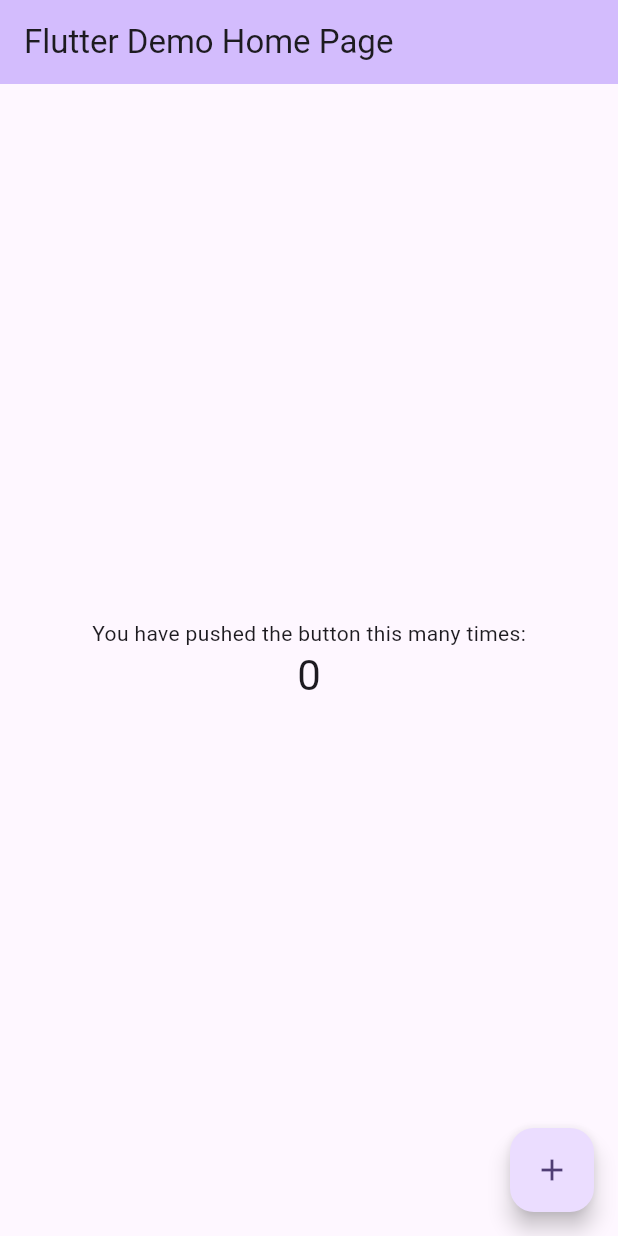
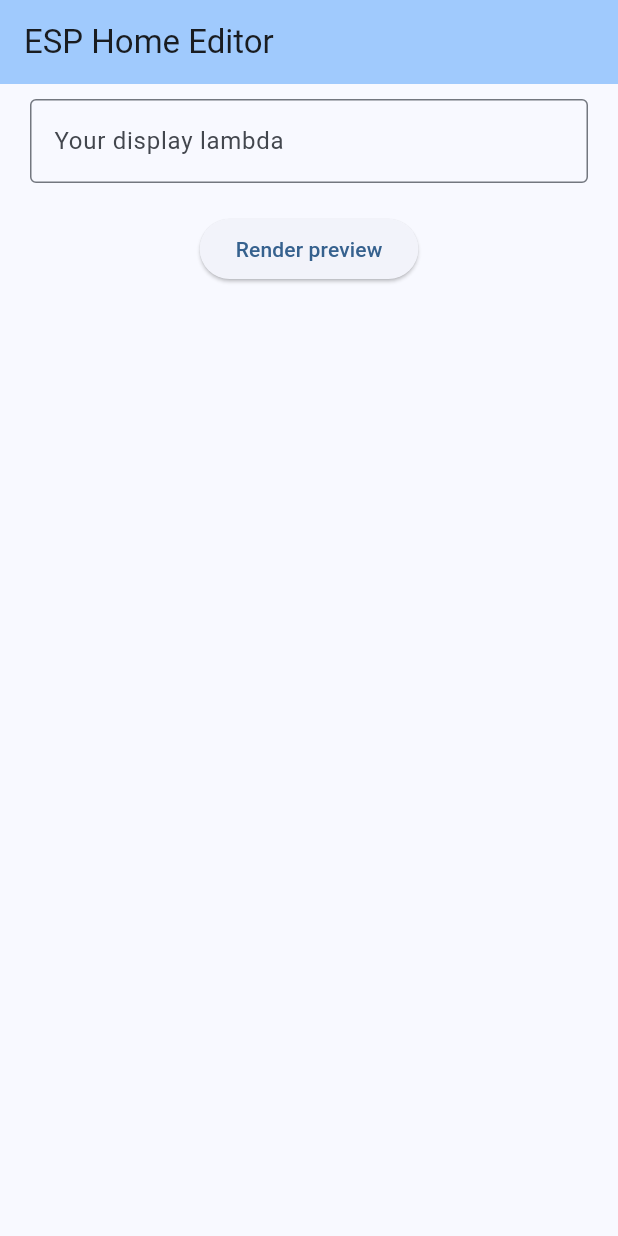
Before and after one commit to Writer-IT/esphome_display_editor, a Flutter app: the screen it shows after launch, on a phone screen of 412 x 824 dp. Run offline on Flutter 3.47's test engine with Material 3 defaults, Android fonts, the phone set to English and light mode, and no system bars.

Commit message:
Starting on the first parts for the renderer

```diff
--- /dev/null
+++ b/lib/esp_home_editor.dart
@@ -0,0 +1,52 @@
+import 'package:flutter/material.dart';
+
+class EspHomeEditor extends StatefulWidget {
+  const EspHomeEditor({super.key});
+
+  @override
+  State<EspHomeEditor> createState() => _EspHomeEditorState();
+}
+
+class _EspHomeEditorState extends State<EspHomeEditor> {
+  @override
+  Widget build(BuildContext context) {
+    final textController = TextEditingController();
+    return Scaffold(
+      appBar: AppBar(
+        backgroundColor: Theme.of(context).colorScheme.inversePrimary,
+        title: const Text('ESP Home Editor'),
+      ),
+      body: Center(
+        child: Row(
+          children: [
+            Expanded(
+              child: Column(
+                children: [
+                  Padding(
+                    padding: const EdgeInsets.fromLTRB(20, 10, 20, 10),
+                    child: TextField(
+                      controller: textController,
+                      keyboardType: TextInputType.multiline,
+                      maxLines: null,
+                      decoration: const InputDecoration(
+                        border: OutlineInputBorder(),
+                        hintText: 'Your display lambda',
+                      ),
+                    ),
+                  ),
+                  Padding(
+                    padding: const EdgeInsets.fromLTRB(20, 10, 20, 10),
+                    child: ElevatedButton(
+                      onPressed: () => setState(() {}),
+                      child: const Text('Render preview'),
+                    ),
+                  ),
+                ],
+              ),
+            ),
+          ],
+        ),
+      ),
+    );
+  }
+}
--- /dev/null
+++ b/lib/esp_home_renderer.dart
@@ -0,0 +1,6 @@
+import 'package:esphome_display_editor/objects/display_object.dart';
+import 'package:flutter/material.dart';
+
+class EspHomeRenderer extends StatelessWidget {
+  final List<DisplayObject> displayObjects;
+}
--- a/lib/main.dart
+++ b/lib/main.dart
@@ -1,125 +1,15 @@
+import 'package:esphome_display_editor/esp_home_editor.dart';
 import 'package:flutter/material.dart';
 
 void main() {
-  runApp(const MyApp());
-}
-
-class MyApp extends StatelessWidget {
-  const MyApp({super.key});
-
-  // This widget is the root of your application.
-  @override
-  Widget build(BuildContext context) {
-    return MaterialApp(
-      title: 'Flutter Demo',
+  runApp(
+    MaterialApp(
+      title: 'ESP Home Display Editor',
       theme: ThemeData(
-        // This is the theme of your application.
-        //
-        // TRY THIS: Try running your application with "flutter run". You'll see
-        // the application has a purple toolbar. Then, without quitting the app,
-        // try changing the seedColor in the colorScheme below to Colors.green
-        // and then invoke "hot reload" (save your changes or press the "hot
-        // reload" button in a Flutter-supported IDE, or press "r" if you used
-        // the command line to start the app).
-        //
-        // Notice that the counter didn't reset back to zero; the application
-        // state is not lost during the reload. To reset the state, use hot
-        // restart instead.
-        //
-        // This works for code too, not just values: Most code changes can be
-        // tested with just a hot reload.
-        colorScheme: ColorScheme.fromSeed(seedColor: Colors.deepPurple),
+        colorScheme: ColorScheme.fromSeed(seedColor: Colors.blue),
         useMaterial3: true,
       ),
-      home: const MyHomePage(title: 'Flutter Demo Home Page'),
-    );
-  }
+      home: const EspHomeEditor(),
+    ),
+  );
 }
-
-class MyHomePage extends StatefulWidget {
-  const MyHomePage({super.key, required this.title});
-
-  // This widget is the home page of your application. It is stateful, meaning
-  // that it has a State object (defined below) that contains fields that affect
-  // how it looks.
-
-  // This class is the configuration for the state. It holds the values (in this
-  // case the title) provided by the parent (in this case the App widget) and
-  // used by the build method of the State. Fields in a Widget subclass are
-  // always marked "final".
-
-  final String title;
-
-  @override
-  State<MyHomePage> createState() => _MyHomePageState();
-}
-
-class _MyHomePageState extends State<MyHomePage> {
-  int _counter = 0;
-
-  void _incrementCounter() {
-    setState(() {
-      // This call to setState tells the Flutter framework that something has
-      // changed in this State, which causes it to rerun the build method below
-      // so that the display can reflect the updated values. If we changed
-      // _counter without calling setState(), then the build method would not be
-      // called again, and so nothing would appear to happen.
-      _counter++;
-    });
-  }
-
-  @override
-  Widget build(BuildContext context) {
-    // This method is rerun every time setState is called, for instance as done
-    // by the _incrementCounter method above.
-    //
-    // The Flutter framework has been optimized to make rerunning build methods
-    // fast, so that you can just rebuild anything that needs updating rather
-    // than having to individually change instances of widgets.
-    return Scaffold(
-      appBar: AppBar(
-        // TRY THIS: Try changing the color here to a specific color (to
-        // Colors.amber, perhaps?) and trigger a hot reload to see the AppBar
-        // change color while the other colors stay the same.
-        backgroundColor: Theme.of(context).colorScheme.inversePrimary,
-        // Here we take the value from the MyHomePage object that was created by
-        // the App.build method, and use it to set our appbar title.
-        title: Text(widget.title),
-      ),
-      body: Center(
-        // Center is a layout widget. It takes a single child and positions it
-        // in the middle of the parent.
-        child: Column(
-          // Column is also a layout widget. It takes a list of children and
-          // arranges them vertically. By default, it sizes itself to fit its
-          // children horizontally, and tries to be as tall as its parent.
-          //
-          // Column has various properties to control how it sizes itself and
-          // how it positions its children. Here we use mainAxisAlignment to
-          // center the children vertically; the main axis here is the vertical
-          // axis because Columns are vertical (the cross axis would be
-          // horizontal).
-          //
-          // TRY THIS: Invoke "debug painting" (choose the "Toggle Debug Paint"
-          // action in the IDE, or press "p" in the console), to see the
-          // wireframe for each widget.
-          mainAxisAlignment: MainAxisAlignment.center,
-          children: <Widget>[
-            const Text(
-              'You have pushed the button this many times:',
-            ),
-            Text(
-              '$_counter',
-              style: Theme.of(context).textTheme.headlineMedium,
-            ),
-          ],
-        ),
-      ),
-      floatingActionButton: FloatingActionButton(
-        onPressed: _incrementCounter,
-        tooltip: 'Increment',
-        child: const Icon(Icons.add),
-      ), // This trailing comma makes auto-formatting nicer for build methods.
-    );
-  }
-}
--- /dev/null
+++ b/lib/objects/display_object.dart
@@ -0,0 +1,3 @@
+/// Abstract display object that represents options in the display library of
+/// ESPHome.
+abstract class DisplayObject {}
--- /dev/null
+++ b/lib/objects/triangle.dart
@@ -0,0 +1,3 @@
+import 'package:esphome_display_editor/objects/display_objects.dart';
+
+class Triangle implements DisplayObject {}
```
Also changed, not shown: lib/objects/circle.dart (added, +19 -0 lines), lib/objects/line.dart (added, +13 -0 lines), lib/objects/rectangle.dart (added, +18 -0 lines).
